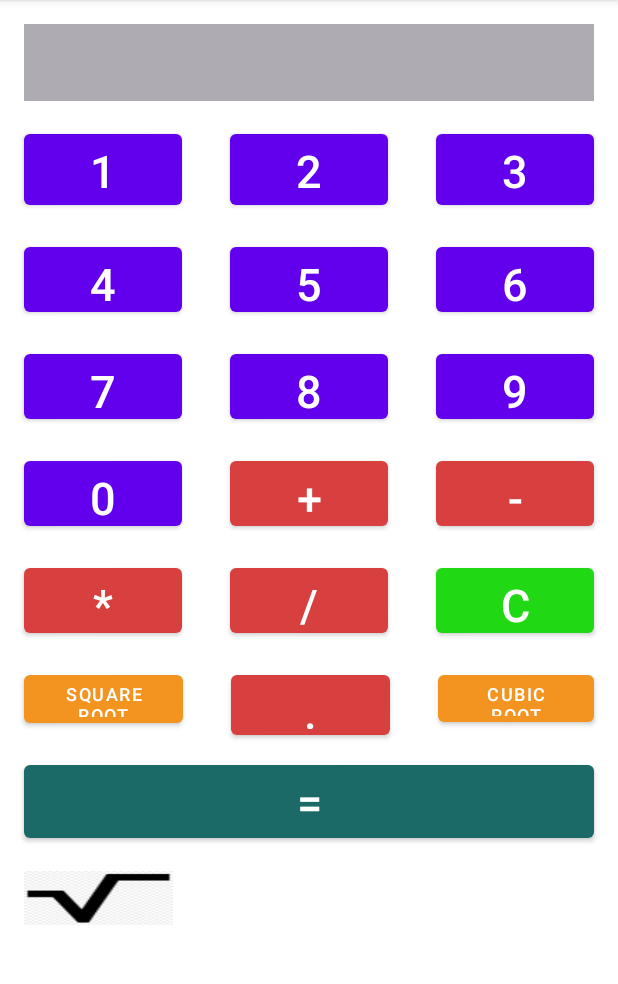
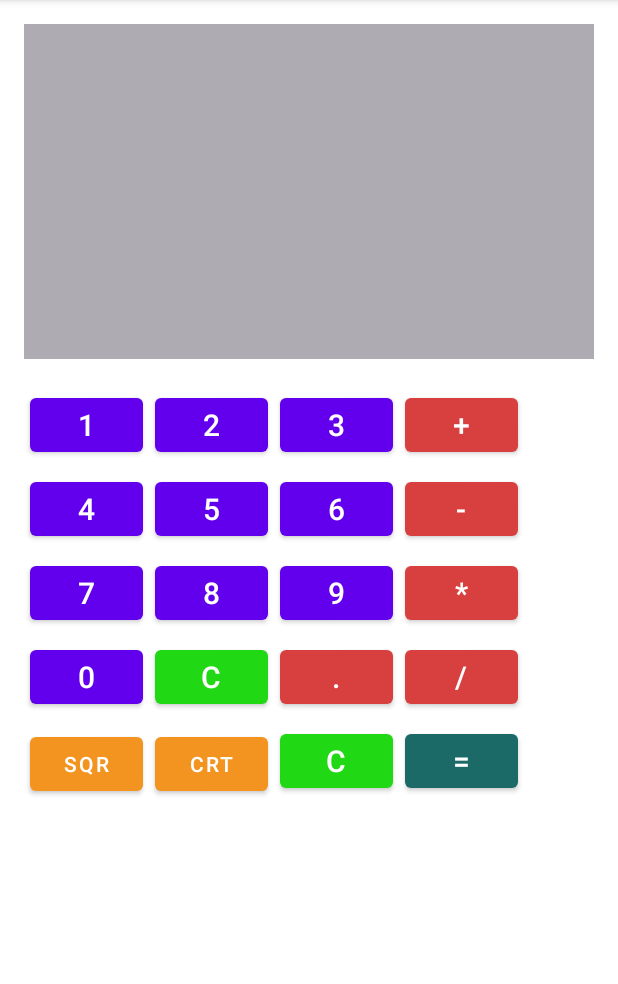
Before and after one commit to VascoGomesWork/Java-Calculator, an Android app: the screen it shows after launch (MainActivity), on a phone screen of 412 x 824 dp, the part 84-1068 px from its top. Run offline under Robolectric (Android 15) with nearby library versions, the phone set to English and light mode, and no system bars.

Commit message:
Major Layout Changes

```diff
--- a/app/build.gradle
+++ b/app/build.gradle
@@ -40,6 +40,7 @@ dependencies {
     implementation 'androidx.lifecycle:lifecycle-viewmodel-ktx:2.3.1'
     implementation 'androidx.navigation:navigation-fragment:2.3.5'
     implementation 'androidx.navigation:navigation-ui:2.3.5'
+    implementation 'androidx.gridlayout:gridlayout:1.0.0'
     testImplementation 'junit:junit:4.+'
     androidTestImplementation 'androidx.test.ext:junit:1.1.2'
     androidTestImplementation 'androidx.test.espresso:espresso-core:3.3.0'
--- a/app/src/main/java/com/example/calculator/operations/OperationChooser.java
+++ b/app/src/main/java/com/example/calculator/operations/OperationChooser.java
@@ -119,21 +119,22 @@ public class OperationChooser {
                 //Gets the numbers that are included on the prioritized operation
                 String prioritizingOperationSubstring = "";
                 //TODO - Solve Operation with Prioritizing in operation 2*0.85+1
-                //TODO - 6*-14 bugs -> Fix 1.19*2*1.1*2 and 1+2*0.85+1
+                //TODO - 6*-14 bugs -> Fix 1.19*2*1.1*2 and 1+2*0.85*1
                 //Check if there is a decimal variable represented with "." inside of operationString
-                if(operationString.contains(".")){
+                if(operationString.contains(".") && operationString.contains(prioritizingOperation)){
                     System.out.println("CONTAINS .");
-                    if(operationString.substring(operationString.indexOf(prioritizingOperation) + 1, operationString.length() - 1).contains(".") ||
-                            operationString.substring(operationString.indexOf(operator) + 1, operationString.length() - 1).contains(".")) {
+                    System.out.println("Operation Substring 1 = " + operationString.substring(0, operationString.indexOf(operator)));
+                    System.out.println("Operation Substring 3 = " + operationString.substring(operationString.indexOf(operator) + 1, operationString.length()));
+
+                    if(operationString.substring(operationString.indexOf(operator) + 1, operationString.length()).contains(".")){
                         //Gets the decimal variable in the end of the operationString
                         System.out.println("Fim");
-                        System.out.println(operationString.substring(operationString.indexOf(operator) + 1, operationString.length() - 1));
-                        prioritizingOperationSubstring = operationString.substring(operationString.indexOf(operator) + 1, operationString.length() - 0);
+                        prioritizingOperationSubstring = operationString.substring(operationString.indexOf(operator) + 1, operationString.length());
                     }
-                    else if(operationString.substring(0, operationString.indexOf(prioritizingOperation) + 2).contains(".")) {
+                    else if(operationString.substring(0, operationString.indexOf(operator)).contains(".")) {
                         System.out.println("Inicio");
                         //Gets the decimal variable in the beginning of the operationString
-                        prioritizingOperationSubstring = operationString.substring(0, operationString.indexOf(prioritizingOperation) + 2);
+                        prioritizingOperationSubstring = operationString.substring(0, operationString.indexOf(operator));
                     }
                     //Gets the decimal variable fully inside of the operationString
                     //break;
--- a/app/src/main/res/layout/activity_main.xml
+++ b/app/src/main/res/layout/activity_main.xml
@@ -6,81 +6,10 @@
     android:layout_height="match_parent"
     tools:context=".MainActivity">
 
-    <Button
-        android:id="@+id/btn0"
-        android:layout_width="0dp"
-        android:layout_height="55dp"
-        android:layout_marginStart="16dp"
-        android:layout_marginLeft="16dp"
-        android:layout_marginEnd="16dp"
-        android:layout_marginRight="16dp"
-        android:text="@string/number0"
-        android:textSize="30sp"
-        app:layout_constraintEnd_toStartOf="@+id/addiction"
-        app:layout_constraintStart_toStartOf="parent"
-        app:layout_constraintTop_toTopOf="@+id/addiction" />
-
-    <Button
-        android:id="@+id/btn4"
-        android:layout_width="0dp"
-        android:layout_height="55dp"
-        android:layout_marginStart="16dp"
-        android:layout_marginLeft="16dp"
-        android:layout_marginEnd="16dp"
-        android:layout_marginRight="16dp"
-        android:text="@string/number4"
-        android:textSize="30sp"
-        app:layout_constraintEnd_toStartOf="@+id/btn5"
-        app:layout_constraintStart_toStartOf="parent"
-        app:layout_constraintTop_toTopOf="@+id/btn5" />
-
-    <Button
-        android:id="@+id/btn1"
-        android:layout_width="0dp"
-        android:layout_height="59dp"
-        android:layout_marginStart="16dp"
-        android:layout_marginLeft="16dp"
-        android:layout_marginEnd="16dp"
-        android:layout_marginRight="16dp"
-        android:text="@string/number1"
-        android:textSize="30sp"
-        app:layout_constraintEnd_toStartOf="@+id/btn2"
-        app:layout_constraintStart_toStartOf="parent"
-        app:layout_constraintTop_toTopOf="@+id/btn2" />
-
-    <Button
-        android:id="@+id/btn2"
-        android:layout_width="0dp"
-        android:layout_height="59dp"
-        android:layout_marginStart="16dp"
-        android:layout_marginLeft="16dp"
-        android:layout_marginTop="16dp"
-        android:layout_marginEnd="16dp"
-        android:layout_marginRight="16dp"
-        android:text="@string/number2"
-        android:textSize="30sp"
-        app:layout_constraintEnd_toStartOf="@+id/btn3"
-        app:layout_constraintStart_toEndOf="@+id/btn1"
-        app:layout_constraintTop_toBottomOf="@+id/visor" />
-
-    <Button
-        android:id="@+id/btn3"
-        android:layout_width="0dp"
-        android:layout_height="59dp"
-        android:layout_marginStart="16dp"
-        android:layout_marginLeft="16dp"
-        android:layout_marginEnd="16dp"
-        android:layout_marginRight="16dp"
-        android:text="@string/number3"
-        android:textSize="30sp"
-        app:layout_constraintEnd_toEndOf="parent"
-        app:layout_constraintStart_toEndOf="@+id/btn2"
-        app:layout_constraintTop_toTopOf="@+id/btn2" />
-
     <TextView
         android:id="@+id/visor"
         android:layout_width="0dp"
-        android:layout_height="51dp"
+        android:layout_height="223dp"
         android:layout_marginStart="16dp"
         android:layout_marginLeft="16dp"
         android:layout_marginTop="16dp"
@@ -93,187 +22,8 @@
         app:layout_constraintStart_toStartOf="parent"
         app:layout_constraintTop_toTopOf="parent" />
 
-    <Button
-        android:id="@+id/addiction"
-        android:layout_width="0dp"
-        android:layout_height="55dp"
-        android:layout_marginStart="16dp"
-        android:layout_marginLeft="16dp"
-        android:layout_marginTop="16dp"
-        android:layout_marginEnd="16dp"
-        android:layout_marginRight="16dp"
-        android:text="@string/addiction"
-        android:textSize="30sp"
-        app:backgroundTint="#D83F3F"
-        app:layout_constraintEnd_toStartOf="@+id/subtraction"
-        app:layout_constraintStart_toEndOf="@+id/btn0"
-        app:layout_constraintTop_toBottomOf="@+id/btn8" />
-
-    <Button
-        android:id="@+id/subtraction"
-        android:layout_width="0dp"
-        android:layout_height="55dp"
-        android:layout_marginStart="16dp"
-        android:layout_marginLeft="16dp"
-        android:layout_marginEnd="16dp"
-        android:layout_marginRight="16dp"
-        android:text="@string/subtraction"
-        android:textSize="30sp"
-        app:backgroundTint="#D83F3F"
-        app:layout_constraintEnd_toEndOf="parent"
-        app:layout_constraintStart_toEndOf="@+id/addiction"
-        app:layout_constraintTop_toTopOf="@+id/addiction" />
-
-    <Button
-        android:id="@+id/multiplication"
-        android:layout_width="0dp"
-        android:layout_height="55dp"
-        android:layout_marginStart="16dp"
-        android:layout_marginLeft="16dp"
-        android:layout_marginEnd="16dp"
-        android:layout_marginRight="16dp"
-        android:text="@string/multiplication"
-        android:textSize="30sp"
-        app:backgroundTint="#D83F3F"
-        app:layout_constraintEnd_toStartOf="@+id/division"
-        app:layout_constraintStart_toStartOf="parent"
-        app:layout_constraintTop_toTopOf="@+id/division" />
-
-    <Button
-        android:id="@+id/division"
-        android:layout_width="0dp"
-        android:layout_height="55dp"
-        android:layout_marginStart="16dp"
-        android:layout_marginLeft="16dp"
-        android:layout_marginTop="16dp"
-        android:layout_marginEnd="16dp"
-        android:layout_marginRight="16dp"
-        android:text="@string/division"
-        android:textSize="30sp"
-        app:backgroundTint="#D83F3F"
-        app:layout_constraintEnd_toStartOf="@+id/equals"
-        app:layout_constraintStart_toEndOf="@+id/multiplication"
-        app:layout_constraintTop_toBottomOf="@+id/addiction" />
-
-    <Button
-        android:id="@+id/equals"
-        android:layout_width="0dp"
-        android:layout_height="55dp"
-        android:layout_marginStart="16dp"
-        android:layout_marginLeft="16dp"
-        android:layout_marginEnd="16dp"
-        android:layout_marginRight="16dp"
-        android:text="@string/clear"
-        android:textSize="30sp"
-        app:backgroundTint="#20D813"
-        app:layout_constraintEnd_toEndOf="parent"
-        app:layout_constraintStart_toEndOf="@+id/division"
-        app:layout_constraintTop_toTopOf="@+id/division" />
-
-    <Button
-        android:id="@+id/btn5"
-        android:layout_width="0dp"
-        android:layout_height="55dp"
-        android:layout_marginStart="16dp"
-        android:layout_marginLeft="16dp"
-        android:layout_marginTop="16dp"
-        android:layout_marginEnd="16dp"
-        android:layout_marginRight="16dp"
-        android:text="@string/number5"
-        android:textSize="30sp"
-        app:layout_constraintEnd_toStartOf="@+id/btn6"
-        app:layout_constraintStart_toEndOf="@+id/btn4"
-        app:layout_constraintTop_toBottomOf="@+id/btn2" />
-
-    <Button
-        android:id="@+id/btn6"
-        android:layout_width="0dp"
-        android:layout_height="55dp"
-        android:layout_marginStart="16dp"
-        android:layout_marginLeft="16dp"
-        android:layout_marginEnd="16dp"
-        android:layout_marginRight="16dp"
-        android:text="@string/number6"
-        android:textSize="30sp"
-        app:layout_constraintEnd_toEndOf="parent"
-        app:layout_constraintStart_toEndOf="@+id/btn5"
-        app:layout_constraintTop_toTopOf="@+id/btn5" />
-
-    <Button
-        android:id="@+id/btn7"
-        android:layout_width="0dp"
-        android:layout_height="55dp"
-        android:layout_marginStart="16dp"
-        android:layout_marginLeft="16dp"
-        android:layout_marginEnd="16dp"
-        android:layout_marginRight="16dp"
-        android:text="@string/number7"
-        android:textSize="30sp"
-        app:layout_constraintEnd_toStartOf="@+id/btn8"
-        app:layout_constraintStart_toStartOf="parent"
-        app:layout_constraintTop_toTopOf="@+id/btn8" />
-
-    <Button
-        android:id="@+id/btn8"
-        android:layout_width="0dp"
-        android:layout_height="55dp"
-        android:layout_marginStart="16dp"
-        android:layout_marginLeft="16dp"
-        android:layout_marginTop="16dp"
-        android:layout_marginEnd="16dp"
-        android:layout_marginRight="16dp"
-        android:text="@string/number8"
-        android:textSize="30sp"
-        app:layout_constraintEnd_toStartOf="@+id/btn9"
-        app:layout_constraintStart_toEndOf="@+id/btn7"
-        app:layout_constraintTop_toBottomOf="@+id/btn5" />
-
-    <Button
-        android:id="@+id/btn9"
-        android:layout_width="0dp"
-        android:layout_height="55dp"
-        android:layout_marginStart="16dp"
-        android:layout_marginLeft="16dp"
-        android:layout_marginEnd="16dp"
-        android:layout_marginRight="16dp"
-        android:text="@string/number9"
-        android:textSize="30sp"
-        app:layout_constraintEnd_toEndOf="parent"
-        app:layout_constraintStart_toEndOf="@+id/btn8"
-        app:layout_constraintTop_toTopOf="@+id/btn8" />
-
-    <Button
-        android:id="@+id/squareRoot"
-        android:layout_width="106dp"
-        android:layout_height="44dp"
-        android:layout_marginStart="16dp"
-        android:layout_marginLeft="16dp"
-        android:layout_marginEnd="16dp"
-        android:layout_marginRight="16dp"
-        android:text="@string/squareRoot"
-        android:textSize="12sp"
-        app:backgroundTint="#F39420"
-        app:layout_constraintEnd_toStartOf="@+id/point"
-        app:layout_constraintStart_toStartOf="parent"
-        app:layout_constraintTop_toTopOf="@+id/point" />
-
-    <Button
-        android:id="@+id/cubicRoot"
-        android:layout_width="104dp"
-        android:layout_height="43dp"
-        android:layout_marginStart="16dp"
-        android:layout_marginLeft="16dp"
-        android:layout_marginEnd="16dp"
-        android:layout_marginRight="16dp"
-        android:text="@string/cubicRoot"
-        android:textSize="12sp"
-        app:backgroundTint="#F39420"
-        app:layout_constraintEnd_toEndOf="parent"
-        app:layout_constraintStart_toEndOf="@+id/point"
-        app:layout_constraintTop_toTopOf="@+id/point" />
-
-    <Button
-        android:id="@+id/clear"
+    <androidx.gridlayout.widget.GridLayout
+        android:id="@+id/gridLayout"
         android:layout_width="0dp"
         android:layout_height="wrap_content"
         android:layout_marginStart="16dp"
@@ -281,45 +31,204 @@
         android:layout_marginTop="16dp"
         android:layout_marginEnd="16dp"
         android:layout_marginRight="16dp"
-        android:text="@string/equals"
-        android:textSize="30sp"
-        app:backgroundTint="#1B6A67"
+        app:columnCount="4"
         app:layout_constraintEnd_toEndOf="parent"
+        app:layout_constraintHorizontal_bias="1.0"
         app:layout_constraintStart_toStartOf="parent"
-        app:layout_constraintTop_toBottomOf="@+id/squareRoot" />
+        app:layout_constraintTop_toBottomOf="@+id/visor"
+        app:useDefaultMargins="true"
+        tools:ignore="MissingConstraints">
 
-    <Button
-        android:id="@+id/point"
-        android:layout_width="0dp"
-        android:layout_height="52dp"
-        android:layout_marginStart="16dp"
-        android:layout_marginLeft="16dp"
-        android:layout_marginTop="16dp"
-        android:layout_marginEnd="16dp"
-        android:layout_marginRight="16dp"
-        android:gravity="center_horizontal"
-        android:text="@string/point"
-        android:textAlignment="center"
-        android:textSize="30sp"
-        app:backgroundTint="#D83F3F"
-        app:layout_constraintEnd_toStartOf="@+id/cubicRoot"
-        app:layout_constraintStart_toEndOf="@+id/squareRoot"
-        app:layout_constraintTop_toBottomOf="@+id/division" />
+        <Button
+            android:id="@+id/btn1"
+            android:layout_width="75dp"
+            android:layout_height="wrap_content"
+            android:text="1"
+            android:textSize="20sp"
+            app:layout_column="0"
+            app:layout_row="0" />
 
-    <ImageButton
-        android:id="@+id/imageButton"
-        android:layout_width="99dp"
-        android:layout_height="36dp"
-        android:layout_marginStart="16dp"
-        android:layout_marginLeft="16dp"
-        android:layout_marginTop="16dp"
-        android:layout_marginEnd="138dp"
-        android:layout_marginRight="138dp"
-        android:background="@drawable/square_root10"
-        android:onClick="squareRootOnClick"
-        app:layout_constraintEnd_toEndOf="parent"
-        app:layout_constraintHorizontal_bias="0.0"
-        app:layout_constraintStart_toStartOf="parent"
-        app:layout_constraintTop_toBottomOf="@+id/clear" />
+        <Button
+            android:id="@+id/btn2"
+            android:layout_width="75dp"
+            android:layout_height="wrap_content"
+            android:text="2"
+            android:textSize="20sp"
+            app:layout_column="1"
+            app:layout_row="0" />
+
+        <Button
+            android:id="@+id/btn3"
+            android:layout_width="75dp"
+            android:layout_height="wrap_content"
+            android:text="3"
+            android:textSize="20sp"
+            app:layout_column="2"
+            app:layout_row="0" />
+
+        <Button
+            android:id="@+id/addiction"
+            android:layout_width="75dp"
+            android:layout_height="wrap_content"
+            android:text="+"
+            android:textSize="20sp"
+            app:backgroundTint="#D83F3F"
+            app:layout_column="3"
+            app:layout_row="0" />
+
+        <Button
+            android:id="@+id/btn4"
+            android:layout_width="75dp"
+            android:layout_height="wrap_content"
+            android:text="4"
+            android:textSize="20sp"
+            app:layout_column="0"
+            app:layout_row="1" />
+
+        <Button
+            android:id="@+id/btn5"
+            android:layout_width="75dp"
+            android:layout_height="wrap_content"
+            android:text="5"
+            android:textSize="20sp"
+            app:layout_column="1"
+            app:layout_row="1" />
+
+        <Button
+            android:id="@+id/btn6"
+            android:layout_width="75dp"
+            android:layout_height="wrap_content"
+            android:text="6"
+            android:textSize="20sp"
+            app:layout_column="2"
+            app:layout_row="1" />
+
+        <Button
+            android:id="@+id/subtraction"
+            android:layout_width="75dp"
+            android:layout_height="wrap_content"
+            android:text="-"
+            android:textSize="20sp"
+            app:backgroundTint="#D83F3F"
+            app:layout_column="3"
+            app:layout_row="1" />
+
+        <Button
+            android:id="@+id/btn7"
+            android:layout_width="75dp"
+            android:layout_height="wrap_content"
+            android:text="7"
+            android:textSize="20sp"
+            app:layout_column="0"
+            app:layout_row="2" />
+
+        <Button
+            android:id="@+id/btn8"
+            android:layout_width="75dp"
+            android:layout_height="wrap_content"
+            android:text="8"
+            android:textSize="20sp"
+            app:layout_column="1"
+            app:layout_row="2" />
+
+        <Button
+            android:id="@+id/btn9"
+            android:layout_width="75dp"
+            android:layout_height="wrap_content"
+            android:text="9"
+            android:textSize="20sp"
+            app:layout_column="2"
+            app:layout_row="2" />
+
+        <Button
+            android:id="@+id/multiplication"
+            android:layout_width="75dp"
+            android:layout_height="wrap_content"
+            android:text="*"
+            android:textSize="20sp"
+            app:backgroundTint="#D83F3F"
+            app:layout_column="3"
+            app:layout_row="2" />
+
+        <Button
+            android:id="@+id/btn0"
+            android:layout_width="75dp"
+            android:layout_height="wrap_content"
+            android:text="0"
+            android:textSize="20sp"
+            app:layout_column="0"
+            app:layout_row="3" />
+
+        <Button
+            android:id="@+id/button15"
+            android:layout_width="75dp"
+            android:layout_height="wrap_content"
+            android:text="C"
+            android:textSize="20sp"
+            app:backgroundTint="#20D813"
+            app:layout_column="1"
+            app:layout_row="3" />
+
+        <Button
+            android:id="@+id/point"
+            android:layout_width="75dp"
+            android:layout_height="wrap_content"
+            android:text="."
+            android:textSize="20sp"
+            app:backgroundTint="#D83F3F"
+            app:layout_column="2"
+            app:layout_row="3" />
+
+        <Button
+            android:id="@+id/division"
+            android:layout_width="75dp"
+            android:layout_height="wrap_content"
+            android:text="/"
+            android:textSize="20sp"
+            app:backgroundTint="#D83F3F"
+            app:layout_column="3"
+            app:layout_row="3" />
+
+        <Button
+            android:id="@+id/squareRoot"
+            android:layout_width="75dp"
+            android:layout_height="wrap_content"
+            android:text="SQR"
+            android:textSize="14sp"
+            app:backgroundTint="#F39420"
+            app:layout_column="0"
+            app:layout_row="4" />
+
+        <Button
+            android:id="@+id/cubicRoot"
+            android:layout_width="75dp"
+            android:layout_height="wrap_content"
+            android:text="CRT"
+            android:textSize="14sp"
+            app:backgroundTint="#F39420"
+            app:layout_column="1"
+            app:layout_row="4" />
+
+        <Button
+            android:id="@+id/clear"
+            android:layout_width="75dp"
+            android:layout_height="wrap_content"
+            android:text="C"
+            android:textSize="20sp"
+            app:backgroundTint="#20D813"
+            app:layout_column="2"
+            app:layout_row="4" />
+
+        <Button
+            android:id="@+id/equals"
+            android:layout_width="75dp"
+            android:layout_height="wrap_content"
+            android:text="="
+            android:textSize="20sp"
+            app:backgroundTint="#1B6A67"
+            app:layout_column="3"
+            app:layout_row="4" />
+
+    </androidx.gridlayout.widget.GridLayout>
 
 </androidx.constraintlayout.widget.ConstraintLayout>
```
